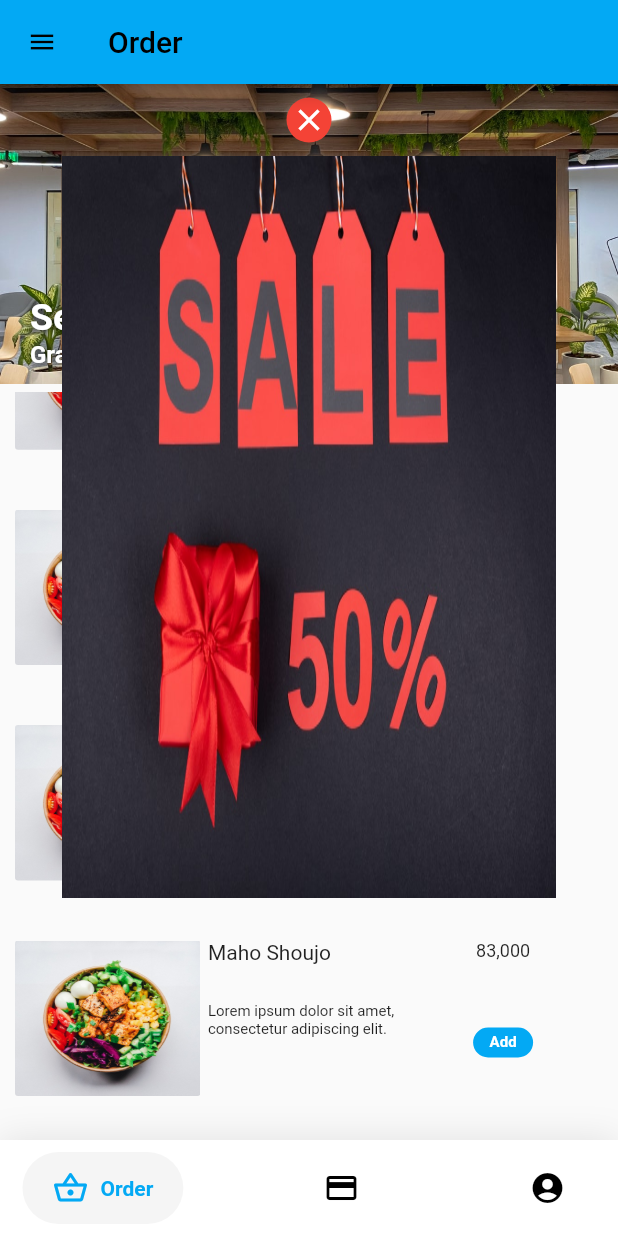
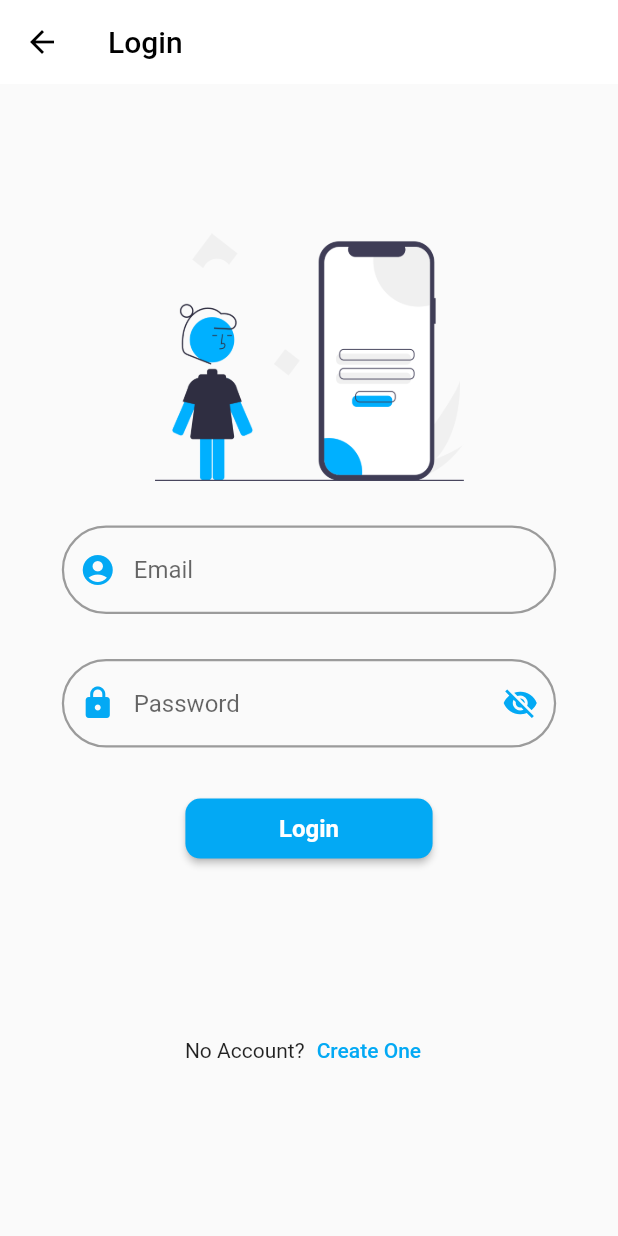
Before and after one commit to awaleilmo/seven_retail, a Flutter app: the screen it shows after launch, scrolled down 362 dp, after a tap on "Add", on a phone screen of 412 x 824 dp. Run offline on Flutter 3.47's test engine with Material 2 defaults, Android fonts, the light colour scheme and no system bars; drawn by our look-alikes of google_nav_bar; our stand-ins replace rflutter_alert, shared_preferences; missing offline and left inert: dart:html.

Commit message:
login and register

```diff
--- a/lib/main.dart
+++ b/lib/main.dart
@@ -1,10 +1,10 @@
 import 'dart:async';
 import 'dart:convert';
-import 'dart:io';
 
 import 'package:flutter/material.dart';
 import 'package:rflutter_alert/rflutter_alert.dart';
 import 'package:seven_retail/config/Configuration.dart';
+import 'package:seven_retail/pages/auth/signup.dart';
 import 'package:seven_retail/pages/home.dart';
 import 'package:shared_preferences/shared_preferences.dart';
 
@@ -57,7 +57,16 @@ class _SplashScreenPageState extends State<SplashScreenPage>{
         setState(() {
           isLoading = true;
         });
-        List<Map<String, Object>> map = [
+
+        var dataUser = [
+          {
+            'id':1,
+            'name': 'admins',
+            'email': 'admin@gmail.com',
+            'password': 'admin1234',
+          },
+        ];
+        var map = [
           {
             'id':1,
             'nama': 'Maecanse',
@@ -102,17 +111,17 @@ class _SplashScreenPageState extends State<SplashScreenPage>{
           }
         ];
         String rawJson = jsonEncode(map);
-
-
+        String Rawuser = jsonEncode(dataUser);
         final SharedPreferences prefs = await SharedPreferences.getInstance();
-        final rawJsons = prefs.getString('data') ?? '';
+        final rawJsons = prefs.getString('dataUser') ?? '';
         prefs.setBool('iklan', true);
         if(rawJsons == ''){
           prefs.setString('data', rawJson);
+          prefs.setString('dataUser', Rawuser);
         }
+        print(rawJsons);
         // List<dynamic> maps = jsonDecode(rawJsons);
         bool? login = prefs.getBool('login');
-        print(rawJsons);
         startSplashScreen();
         if (login == true) {
           isLoading = false;
@@ -170,7 +179,6 @@ class _SplashScreenPageState extends State<SplashScreenPage>{
     return Timer(durasi, (){
       Navigator.of(context).pushReplacement(
         ScaleRoute(page: const MyHomePage()),
-        // ScaleRoute(page: autol ? HomePage() : Utama()),
       );
     });
   }
--- /dev/null
+++ b/lib/pages/auth/signin.dart
@@ -0,0 +1,225 @@
+import 'dart:convert';
+import 'dart:html';
+
+import 'package:flutter/material.dart';
+import 'package:rflutter_alert/rflutter_alert.dart';
+import 'package:seven_retail/config/Configuration.dart';
+import 'package:seven_retail/pages/auth/signup.dart';
+import 'package:seven_retail/pages/home.dart';
+import 'package:shared_preferences/shared_preferences.dart';
+
+class SignInpage extends StatefulWidget {
+  const SignInpage({Key? key}) : super(key: key);
+
+  @override
+  State<SignInpage> createState() => _SignInpage();
+}
+
+class _SignInpage extends State<SignInpage> {
+  bool passwordVisible = false;
+  bool loading = false;
+  TextEditingController email = TextEditingController();
+  TextEditingController pass = TextEditingController();
+  final _formKey = GlobalKey<FormState>();
+
+  Future<void> _login() async {
+    SharedPreferences prefs = await SharedPreferences.getInstance();
+    final rawJsons = prefs.getString('dataUser') ?? '';
+    List<dynamic> maps = jsonDecode(rawJsons); var myData = [];
+    for(int i=0; i < maps.length; i++){
+      if(maps[i]["email"] == email.text){
+        if(maps[i]["password"] == pass.text){
+          myData.add(maps[i]);
+          prefs.setBool("login", true);
+        }else{
+          const snackBar = SnackBar(
+            content: Text("Password wrong"),
+            backgroundColor: ColorBased.error,
+            behavior: SnackBarBehavior.floating,
+          );
+          ScaffoldMessenger.of(context).showSnackBar(snackBar);
+          return;
+        }
+      }
+    }
+    if(myData.isEmpty){
+      const snackBar = SnackBar(
+        content: Text("Email not found"),
+        backgroundColor: ColorBased.error,
+        behavior: SnackBarBehavior.floating,
+      );
+      ScaffoldMessenger.of(context).showSnackBar(snackBar);
+      return;
+    }
+    Alert(
+      context: context,
+      type: AlertType.success,
+      desc: "Welcome, ${myData[0]["name"]}",
+      buttons: [
+        DialogButton(
+          onPressed: ((){
+            Navigator.of(context)
+                .pushReplacement(FadeRoute(page: const MyHomePage()));
+          }),
+          width: 120,
+          child: const Text(
+            "OK",
+            style: TextStyle(color: Colors.white, fontSize: 20),
+          ),
+        )
+      ],
+    ).show();
+  }
+
+  @override
+  Widget build(BuildContext context) {
+    return Scaffold(
+      appBar: AppBar(
+        leading: BackButton(
+          onPressed: () => Navigator.of(context).pop(),
+        ),
+        title: const Text("Login"),
+        backgroundColor: Colors.white,
+        elevation: 0,
+      ),
+      body: _body(),
+    );
+  }
+
+  _body() {
+    return Form(
+      key: _formKey,
+      child: Center(
+          child: Column(
+            mainAxisAlignment: MainAxisAlignment.center,
+            children: [
+              Image.asset(
+                "asset/image/login.png",
+                fit: BoxFit.fill,
+                width: MediaQuery.of(context).size.width * 0.5,
+                height: MediaQuery.of(context).size.height * 0.2,
+              ),
+              const Padding(
+                padding: EdgeInsets.only(top: 30),
+              ),
+              SizedBox(
+                width: MediaQuery.of(context).size.width * 0.8,
+                child: TextFormField(
+                  controller: email,
+                  validator: (value) {
+                    if (value == null || value.isEmpty) {
+                      return "Is Required";
+                    }
+                    if (!RegExp("^[a-zA-Z0-9+_.-]+@[a-zA-Z0-9.-]+.[a-z]").hasMatch(value)) {
+                      return 'Enter a valid email address';
+                    }
+                    return null;
+                  },
+                  decoration: InputDecoration(
+                    border: const OutlineInputBorder(),
+                    enabledBorder: OutlineInputBorder(
+                        borderSide: const BorderSide(
+                            width: 1.5, color: Colors.black38),
+                        borderRadius: BorderRadius.circular(30)),
+                    prefixIcon: const Icon(Icons.account_circle,
+                        color: ColorBased.primary),
+                    focusedBorder: OutlineInputBorder(
+                        borderSide: const BorderSide(
+                          color: ColorBased.primary,
+                          width: 2.5,
+                        ),
+                        borderRadius: BorderRadius.circular(7)),
+                    hintText: "Email",
+                  ),
+                  style: const TextStyle(color: Colors.black54),
+                  autofocus: false,
+                ),
+              ),
+              const Padding(
+                padding: EdgeInsets.only(top: 30),
+              ),
+              SizedBox(
+                width: MediaQuery.of(context).size.width * 0.8,
+                child: TextFormField(
+                  controller: pass,
+                  obscureText: !passwordVisible,
+                  validator: (value) {
+                    if (value == null || value.isEmpty) {
+                      return "Is Required";
+                    }
+                    if(value.length < 8){
+                      return "Password must be at least 8 characters long";
+                    }
+                    if(value.length > 20){
+                      return "Password must be less than 20 characters";
+                    }
+                    return null;
+                  },
+                  decoration: InputDecoration(
+                    border: const OutlineInputBorder(),
+                    enabledBorder: OutlineInputBorder(
+                        borderSide: const BorderSide(
+                            width: 1.5, color: Colors.black38),
+                        borderRadius: BorderRadius.circular(30)),
+                    prefixIcon: const Icon(Icons.lock,
+                        color: ColorBased.primary),
+                    suffixIcon: IconButton(
+                      icon: Icon(passwordVisible ? Icons.visibility : Icons.visibility_off, color: ColorBased.primary,),
+                      onPressed: (){
+                        setState((){
+                          passwordVisible = !passwordVisible;
+                        });
+                      },
+                    ),
+                    focusedBorder: OutlineInputBorder(
+                        borderSide: const BorderSide(
+                          color: ColorBased.primary,
+                          width: 2.5,
+                        ),
+                        borderRadius: BorderRadius.circular(7)),
+                    hintText: "Password",
+                  ),
+                  style: const TextStyle(color: Colors.black54),
+                  autofocus: false,
+                ),
+              ),
+              const Padding(
+                padding: EdgeInsets.only(top: 30),
+              ),
+              SizedBox(
+                width: MediaQuery.of(context).size.width * 0.4,
+                child: MaterialButton(
+                  height: 40,
+                  shape: RoundedRectangleBorder(borderRadius: BorderRadius.circular(10)),
+                  onPressed: ((){
+                    if(_formKey.currentState!.validate()){
+                      _login();
+                    }
+                  }),
+                  color: ColorBased.primary,
+                  child: const Text("Login", style: TextStyle(fontSize:16, color: Colors.white, fontWeight: FontWeight.bold),),
+                ),
+              ),
+              const Padding(
+                padding: EdgeInsets.only(top: 100),
+              ),
+              Row(
+                mainAxisAlignment: MainAxisAlignment.center,
+                children: [
+                  const Text("No Account?"),
+                  TextButton(
+                    onPressed: (){
+                      Navigator.of(context).push(
+                          FadeRoute(page: const SignUpPage())
+                      );
+                    },
+                    child: const Text("Create One", style: TextStyle(color: ColorBased.primary),),
+                  )
+                ],
+              )
+            ],
+          )
+      ),
+    );
+  }
+}
--- a/lib/pages/order.dart
+++ b/lib/pages/order.dart
@@ -3,6 +3,8 @@ import 'dart:convert';
 import 'package:flutter/material.dart';
 import 'package:intl/intl.dart';
 import 'package:seven_retail/config/Configuration.dart';
+import 'package:seven_retail/pages/auth/signin.dart';
+import 'package:seven_retail/pages/bill.dart';
 import 'package:shared_preferences/shared_preferences.dart';
 
 import 'home.dart';
@@ -39,12 +41,12 @@ class _OrderPage extends State<OrderPage> {
     }
   }
 
-  Future<Null> _iklanClose() async {
+  Future<void> _iklanClose() async {
     final SharedPreferences prefs = await SharedPreferences.getInstance();
     prefs.setBool('iklan', false);
   }
 
-  Future<Null> _refreshMenu() async {
+  Future<void> _refreshMenu() async {
     if (!_loadingMore) {
       setState(() {
         _loadingMore = true;
@@ -60,6 +62,14 @@ class _OrderPage extends State<OrderPage> {
     }
   }
 
+  Future<void> _add() async{
+    SharedPreferences prefs = await SharedPreferences.getInstance();
+    bool login = prefs.getBool('login') ?? false;
+    Navigator.of(context).push(
+      FadeRoute(page: login ? BillPage() : SignInpage()),
+    );
+  }
+
   @override
   void initState() {
     super.initState();
@@ -67,7 +77,7 @@ class _OrderPage extends State<OrderPage> {
     menus();
     _scrollController.addListener(() {
       if (_scrollController.position.pixels ==
-          _scrollController.position.maxScrollExtent) ;
+          _scrollController.position.maxScrollExtent);
     });
   }
 
@@ -85,9 +95,7 @@ class _OrderPage extends State<OrderPage> {
             },
           ),
           title: const Text("Order"),
-          // bottom: PreferredSize(
-          //   preferredSize: const Size.fromHeight(144.0),
-          // ),
+          backgroundColor: Colors.white,
         ),
         body: Stack(
           alignment: AlignmentDirectional.center,
@@ -155,10 +163,13 @@ class _OrderPage extends State<OrderPage> {
             iklan
                 ? Column(
                     children: [
-                      TextButton(
+                      const Padding(padding: EdgeInsets.only(top: 140)),
+                      Padding(
+                        padding: EdgeInsets.only(left: MediaQuery.of(context).size.width * 0.65, bottom: 2),
+                        child: TextButton(
                           child: Container(
-                          height: 30,
-                          width: 30,
+                            height: 25,
+                            width: 25,
                             decoration: BoxDecoration(
                               color: Colors.red,
                               borderRadius: BorderRadius.circular(50),
@@ -175,9 +186,10 @@ class _OrderPage extends State<OrderPage> {
                             });
                           },
                         ),
+                      ),
                       SizedBox(
-                        width: MediaQuery.of(context).size.width * 0.80,
-                        height: MediaQuery.of(context).size.height * 0.60,
+                        width: MediaQuery.of(context).size.width * 0.70,
+                        height: MediaQuery.of(context).size.height * 0.40,
                         child: Image.asset(
                           "asset/image/iklan.jpg",
                           fit: BoxFit.fill,
@@ -198,15 +210,7 @@ class _OrderPage extends State<OrderPage> {
         if (index == datas.length) {
           return LoadingProgress();
         } else {
-          return InkWell(
-            onTap: () {
-              // Navigator.push(context, SlideRightRoute(page: ArtikelPage(
-              //     id: Peng[index]['id'],
-              //     judul: Judul = 'Pojok Warta LH',
-              //     tipe: 1)));
-              print('ok');
-            },
-            child: Container(
+          return Container(
               margin: const EdgeInsets.only(bottom: 20),
               width: MediaQuery.of(context).size.width * 0.90,
               height: MediaQuery.of(context).size.height * 0.15,
@@ -237,40 +241,54 @@ class _OrderPage extends State<OrderPage> {
                     const Padding(
                       padding: EdgeInsets.only(left: 5),
                     ),
-                    Column(
+                    Stack(
                       children: <Widget>[
-                        SizedBox(
-                          width: MediaQuery.of(context).size.width * 0.40,
+                        Align(
+                          alignment: Alignment.topLeft,
+                          child: SizedBox(
+                            width: MediaQuery.of(context).size.width * 0.45,
                             height: MediaQuery.of(context).size.height * 0.05,
                             child: SizedBox(
                               child: Text(
                                 datas[index]['nama'],
                                 maxLines: 2,
+                                style: const TextStyle(fontWeight: FontWeight.bold),
                               ),
                             ),
                           ),
-                        SizedBox(
-                          width: MediaQuery.of(context).size.width * 0.40,
+                        ),
+                        Align(
+                          alignment: Alignment.centerLeft,
+                          child: SizedBox(
+                            width: MediaQuery.of(context).size.width * 0.45,
                             height: MediaQuery.of(context).size.height * 0.05,
                             child: SizedBox(
                               child: Text(
                                 datas[index]['desk'],
-                              maxLines: 2,
+                                maxLines: 3,
                                 style: const TextStyle(fontSize: 10),
                               ),
                             ),
                           ),
+                        )
                       ],
                     ),
-                    Column(
+                    Stack(
                       children: [
-                        Text(
+                        Positioned(
+                          right: 12,
+                          child: Text(
                             formatter.format(datas[index]['harga']).toString(),
-                          style: TextStyle(fontSize: 12),
+                            style: const TextStyle(fontSize: 11, fontWeight: FontWeight.w600),
+                            textAlign: TextAlign.right,
                           ),
-                        const Padding(padding: EdgeInsets.only(top: 30)),
-                        TextButton(
-                            onPressed: (() {}),
+                        ),
+                        Align(
+                          alignment: Alignment.bottomRight,
+                          child: TextButton(
+                              onPressed: (() {
+                                _add();
+                              }),
                               child: Container(
                                 height: 20,
                                 width: 40,
@@ -283,11 +301,11 @@ class _OrderPage extends State<OrderPage> {
                                   style: TextStyle(
                                       fontSize: 10, color: Colors.white, fontWeight: FontWeight.bold),
                                 ),
-                            ))
+                              )),
+                        ),
                       ],
                     )
                   ],
-                ),
                 ),
               ),
             );
--- a/pubspec.yaml
+++ b/pubspec.yaml
@@ -35,9 +35,9 @@ dependencies:
   # Use with the CupertinoIcons class for iOS style icons.
   cupertino_icons: ^1.0.5
   google_nav_bar: ^5.0.6
+  intl: ^0.17.0
+  rflutter_alert: ^2.0.4
   shared_preferences: ^2.0.15
-  rflutter_alert: ^2.0.4
-  intl: ^0.17.0
 
 dev_dependencies:
   flutter_test:
```
Also changed, not shown: lib/pages/auth/signup.dart (added, +330 -0 lines), lib/pages/home.dart (+17 -6 lines), asset/image/account.png (added), asset/image/login.png (added), asset/image/register.png (added). Lines whose indentation alone changed are shown as unchanged.
